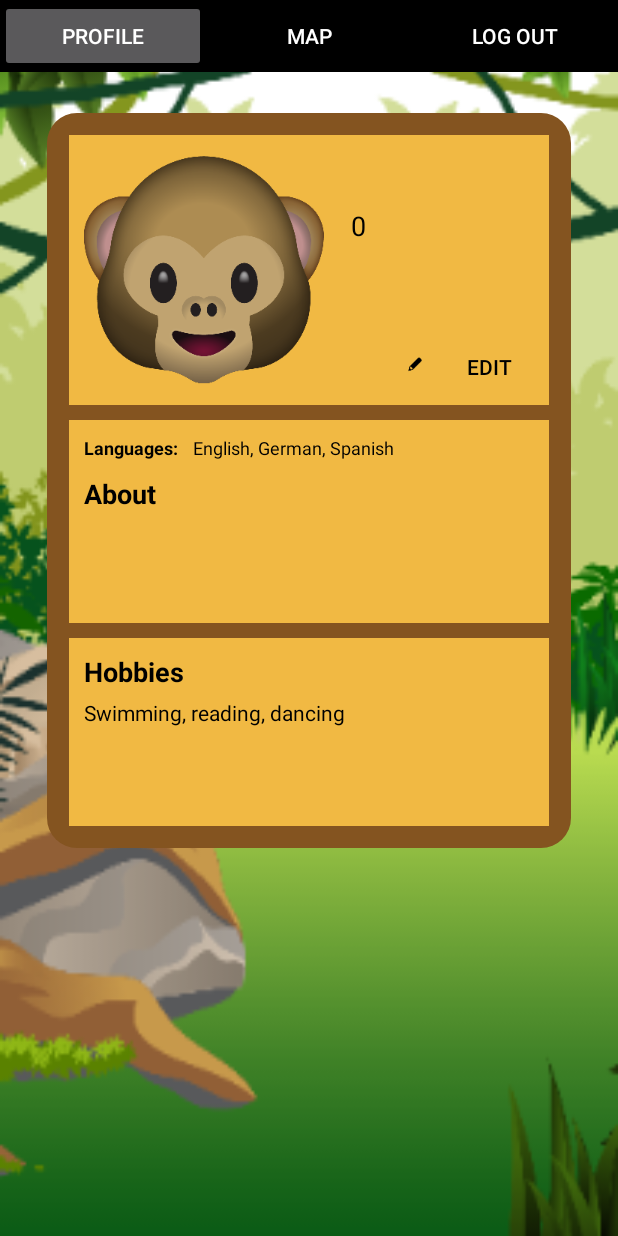
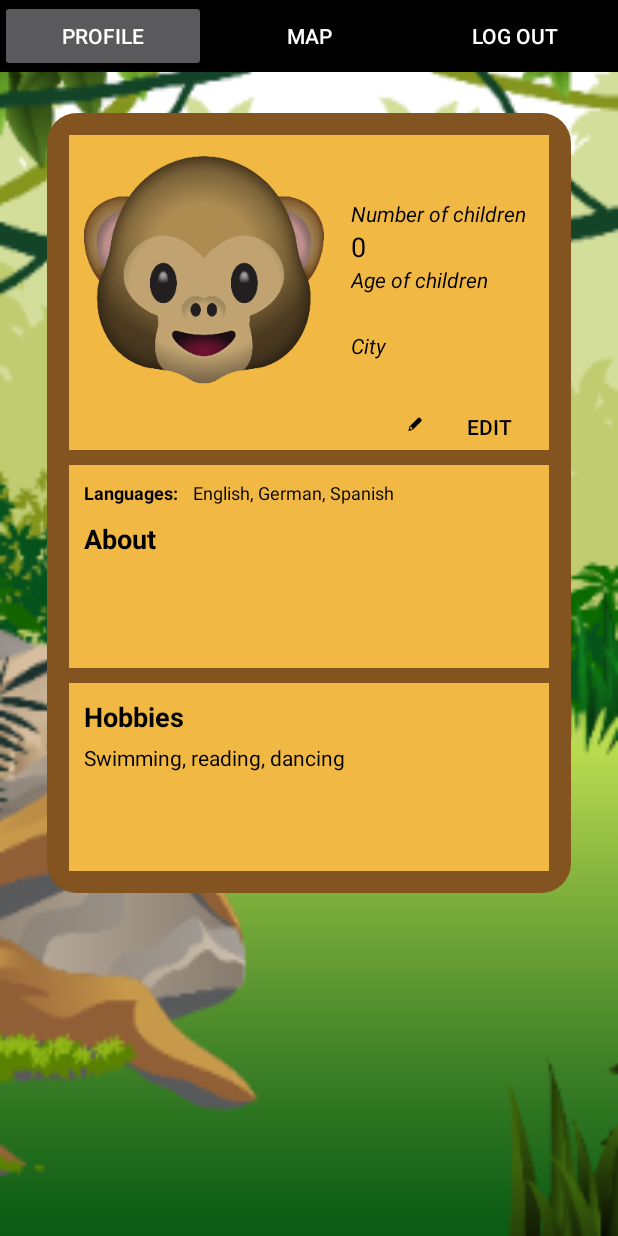
Before and after one commit to MauernChu/P8_Group3, an Android app: the ProfilePage screen opened directly, with no data from a screen before it, on a phone screen of 412 x 824 dp. Run offline under Robolectric (Android 15) with nearby library versions, the light colour scheme and no system bars; 16 statements that could not run were skipped.

Commit message:
added labels to Profile page and edit profile page

```diff
--- a/Source/P8_Group3/app/src/main/res/layout/profile_page.xml
+++ b/Source/P8_Group3/app/src/main/res/layout/profile_page.xml
@@ -57,13 +57,14 @@
 
             <RelativeLayout
                 android:id="@+id/mainProfileBox"
-                android:layout_width="320dp"
-                android:layout_height="wrap_content"
-                android:layout_centerHorizontal="true"
                 android:layout_marginEnd="10dp"
                 android:layout_marginStart="10dp"
                 android:layout_marginTop="10dp"
-                android:background="@color/mustard">
+                android:layout_width="320dp"
+                android:layout_height="210dp"
+                android:background="@color/mustard"
+                android:layout_alignParentTop="true"
+                android:layout_centerHorizontal="true">
 
 
                 <ImageButton
@@ -98,53 +99,79 @@
                     android:visibility="visible" />
 
                 <TextView
-                    android:id="@+id/profileChildren"
+                    android:id="@+id/labelNumberOfChildren"
                     android:layout_width="wrap_content"
                     android:layout_height="wrap_content"
                     android:layout_alignStart="@+id/profileUsername"
                     android:layout_below="@+id/profileUsername"
-                    android:layout_marginTop="5dp"
+                    android:text="Number of children"
+                    android:textColor="@color/black"
+                    android:textStyle="italic" />
+
+                <TextView
+                    android:id="@+id/profileChildren"
+                    android:layout_width="wrap_content"
+                    android:layout_height="wrap_content"
                     android:fontFamily="sans-serif"
                     android:text="@string/children"
                     android:textColor="@color/black"
                     android:textSize="18sp"
-                    android:visibility="visible" />
+                    android:visibility="visible"
+                    android:layout_below="@+id/labelNumberOfChildren"
+                    android:layout_alignStart="@+id/labelNumberOfChildren" />
 
 
                 <TextView
                     android:id="@+id/profileParentAgeOfChildren"
                     android:layout_width="wrap_content"
                     android:layout_height="wrap_content"
+                    android:text="@string/age"
+                    android:textColor="@color/black"
+                    android:textSize="18sp"
+                    android:layout_below="@+id/labelAgeOfChildren"
+                    android:layout_alignStart="@+id/labelAgeOfChildren" />
+
+                <TextView
+                    android:id="@+id/labelAgeOfChildren"
+                    android:layout_width="wrap_content"
+                    android:layout_height="wrap_content"
                     android:layout_alignStart="@+id/profileChildren"
                     android:layout_below="@+id/profileChildren"
-                    android:layout_marginTop="5dp"
-                    android:text="@string/age"
+                    android:text="Age of children"
                     android:textColor="@color/black"
-                    android:textSize="18sp" />
+                    android:textStyle="italic" />
 
                 <TextView
                     android:id="@+id/profileParentCity"
                     android:layout_width="wrap_content"
                     android:layout_height="wrap_content"
+                    android:text="@string/city"
+                    android:textColor="@color/black"
+                    android:textSize="18sp"
+                    android:layout_below="@+id/labelCity"
+                    android:layout_alignStart="@+id/labelCity" />
+
+                <TextView
+                    android:id="@+id/labelCity"
+                    android:layout_width="wrap_content"
+                    android:layout_height="wrap_content"
                     android:layout_alignStart="@+id/profileParentAgeOfChildren"
                     android:layout_below="@+id/profileParentAgeOfChildren"
-                    android:layout_marginTop="5dp"
-                    android:text="@string/city"
+                    android:text="City"
                     android:textColor="@color/black"
-                    android:textSize="18sp" />
+                    android:textStyle="italic" />
 
                 <Button
                     android:id="@+id/editProfile"
                     style="@style/Widget.AppCompat.Button.Borderless"
                     android:layout_width="80dp"
                     android:layout_height="35dp"
-                    android:layout_alignBottom="@+id/profilePictureButton"
-                    android:layout_alignParentBottom="false"
-                    android:layout_alignParentRight="true"
                     android:text="@string/edit"
                     android:textColor="@color/black"
                     android:textSize="14sp"
-                    android:visibility="visible" />
+                    android:visibility="visible"
+                    android:layout_alignParentBottom="true"
+                    android:layout_alignParentEnd="true" />
 
 
                 <ImageView
```
Also changed, not shown: Source/P8_Group3/app/src/main/res/layout/edit_profile_page.xml (+45 -11 lines).
